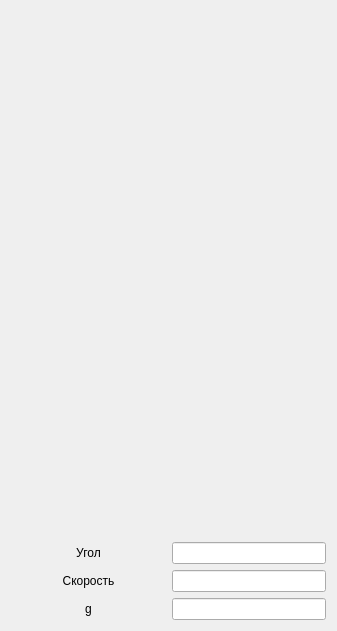
arrgn/PhysCalc, file src/Ballistics.ui: the form before one commit.
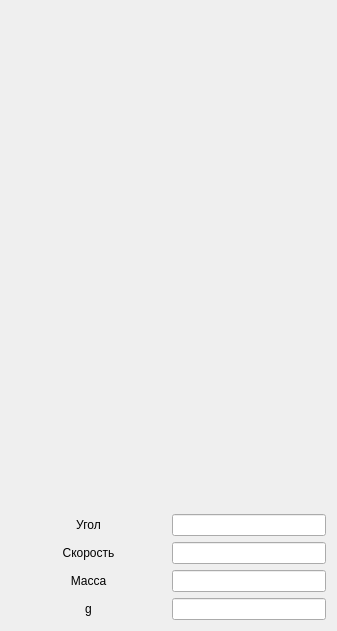
The form after the commit. Custom widgets are drawn as their Qt base class.

Commit message: Added ui for Ballistics calculator and plot building functionality

Diff of the .ui file:
```diff
--- a/src/Ballistics.ui
+++ b/src/Ballistics.ui
@@ -89,6 +89,30 @@
          </item>
         </layout>
        </item>
+       <item>
+        <layout class="QHBoxLayout" name="MassLayout">
+         <item>
+          <widget class="QLabel" name="label_3">
+           <property name="text">
+            <string>Масса</string>
+           </property>
+           <property name="alignment">
+            <set>Qt::AlignCenter</set>
+           </property>
+          </widget>
+         </item>
+         <item>
+          <widget class="QLineEdit" name="MassInput">
+           <property name="sizePolicy">
+            <sizepolicy hsizetype="Minimum" vsizetype="Fixed">
+             <horstretch>0</horstretch>
+             <verstretch>0</verstretch>
+            </sizepolicy>
+           </property>
+          </widget>
+         </item>
+        </layout>
+       </item>
        <item>
         <layout class="QHBoxLayout" name="GLayout">
          <item>
```
